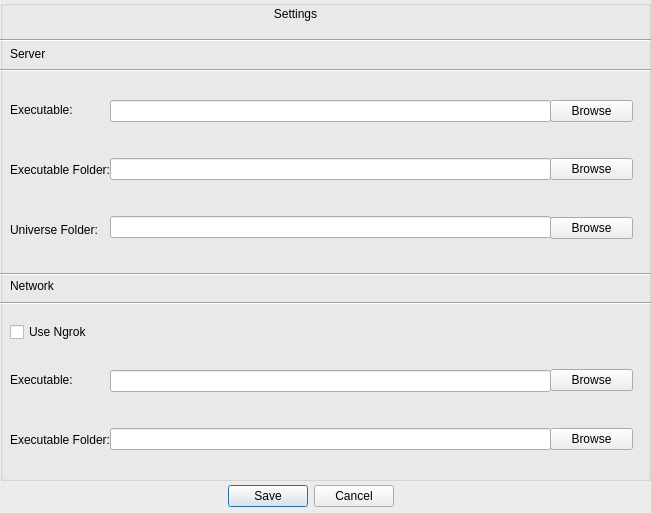
The window that ui/uiDesigner/Settings.ui (assasin34/OpenStarbound-Server-Manager) describes before a commit, drawn with Qt 5.
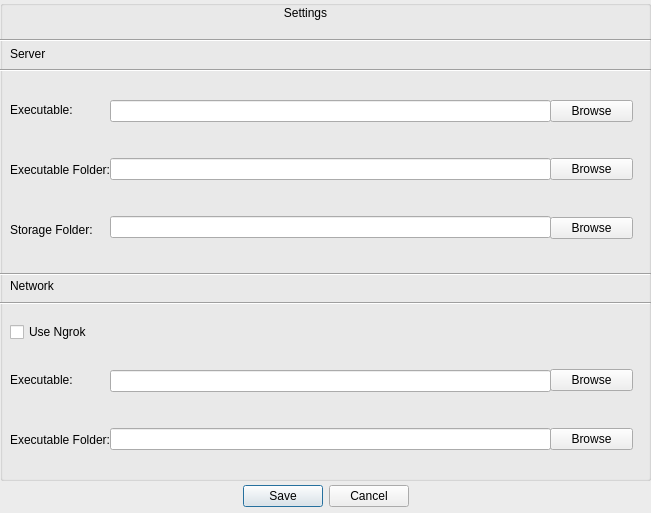
The same window after the commit.

What changed in the file:
```diff
--- a/ui/uiDesigner/Settings.ui
+++ b/ui/uiDesigner/Settings.ui
@@ -43,7 +43,7 @@
     <rect>
      <x>0</x>
      <y>480</y>
-     <width>621</width>
+     <width>651</width>
      <height>32</height>
     </rect>
    </property>
@@ -57,25 +57,6 @@
     <bool>true</bool>
    </property>
   </widget>
-  <widget class="QLabel" name="label">
-   <property name="geometry">
-    <rect>
-     <x>200</x>
-     <y>7</y>
-     <width>191</width>
-     <height>41</height>
-    </rect>
-   </property>
-   <property name="styleSheet">
-    <string notr="true">font: 700 18pt &quot;Arial&quot;;</string>
-   </property>
-   <property name="text">
-    <string>Settings</string>
-   </property>
-   <property name="alignment">
-    <set>Qt::AlignmentFlag::AlignHCenter|Qt::AlignmentFlag::AlignTop</set>
-   </property>
-  </widget>
   <widget class="QGroupBox" name="groupBox">
    <property name="geometry">
     <rect>
@@ -450,7 +431,7 @@
      </rect>
     </property>
     <property name="text">
-     <string>Universe Folder:</string>
+     <string>Storage Folder:</string>
     </property>
    </widget>
    <widget class="Line" name="line_4">
@@ -475,6 +456,25 @@
      <enum>Qt::Orientation::Horizontal</enum>
     </property>
    </widget>
+   <widget class="QLabel" name="label">
+    <property name="geometry">
+     <rect>
+      <x>210</x>
+      <y>6</y>
+      <width>191</width>
+      <height>41</height>
+     </rect>
+    </property>
+    <property name="styleSheet">
+     <string notr="true">font: 700 18pt &quot;Arial&quot;;</string>
+    </property>
+    <property name="text">
+     <string>Settings</string>
+    </property>
+    <property name="alignment">
+     <set>Qt::AlignmentFlag::AlignHCenter|Qt::AlignmentFlag::AlignTop</set>
+    </property>
+   </widget>
   </widget>
  </widget>
  <resources/>
```
Left out of the diff: 4 changed lines with no effect on the pictures.
